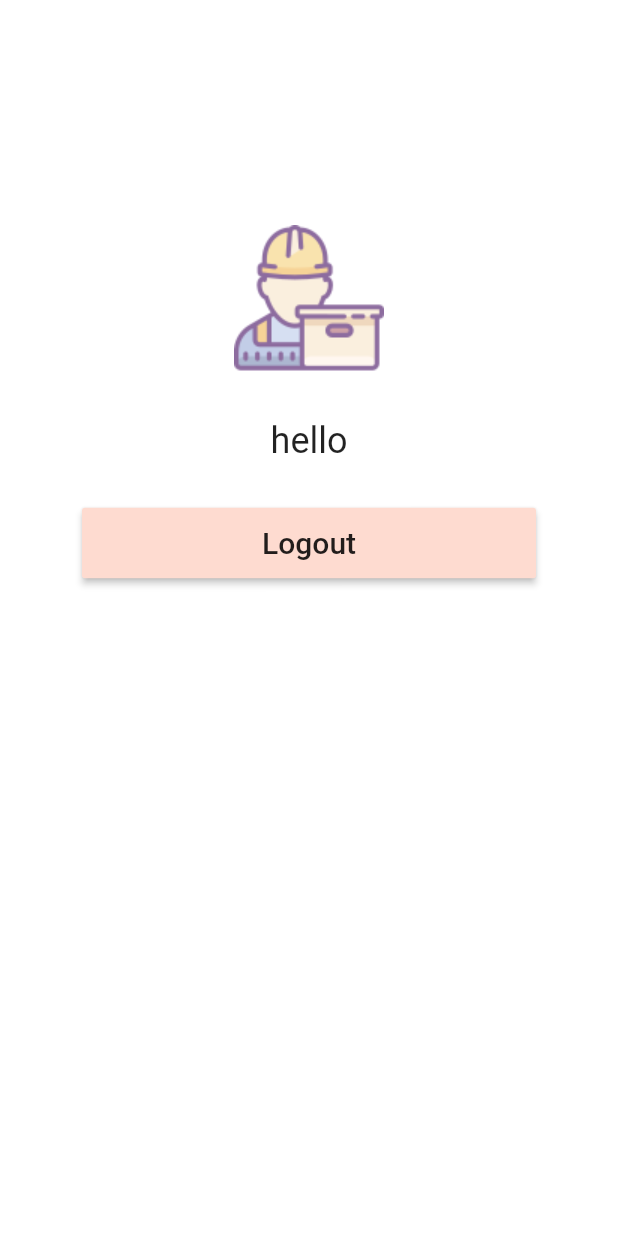
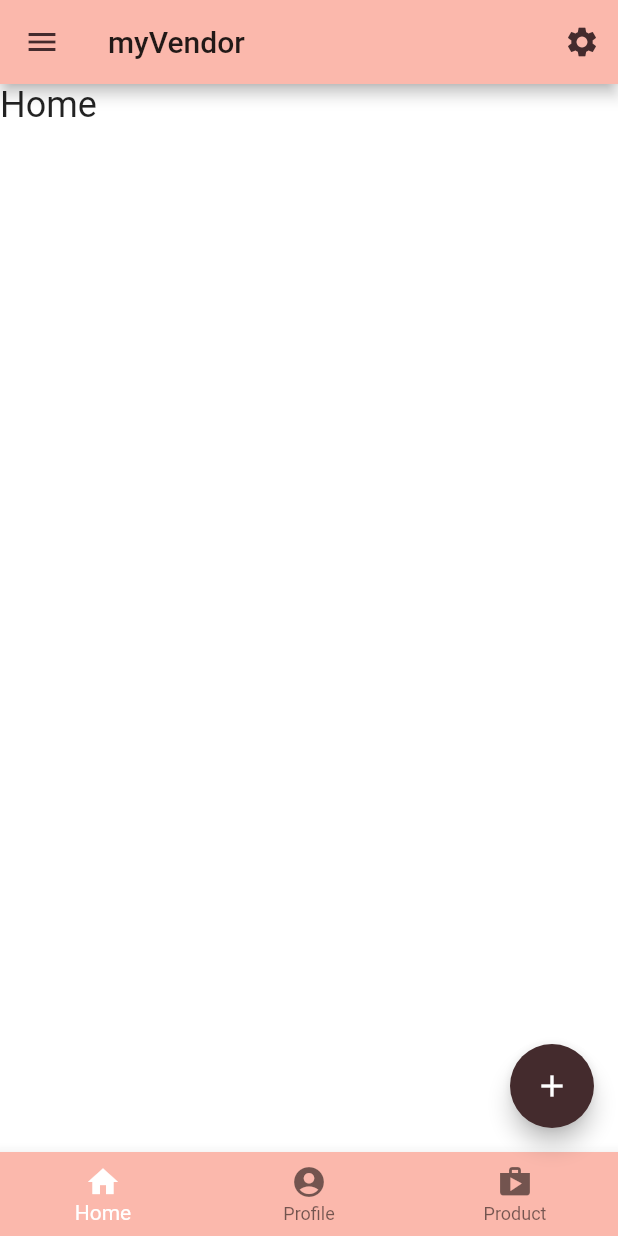
Before and after one commit to verdotte/my-vendor, a Flutter app: the Home screen opened by its route, on a phone screen of 412 x 824 dp. Run offline on Flutter 3.47's test engine with Material 2 defaults, Android fonts, the phone set to English and light mode, and no system bars; our stand-ins replace cloud_firestore, firebase_auth, firebase_storage, fluttertoast, image_picker; accounts and stored records are empty; network calls fail.

Commit message:
Add product page implementation

```diff
--- a/lib/component/colors.dart
+++ b/lib/component/colors.dart
@@ -1,7 +1,7 @@
 import 'package:flutter/material.dart';
 import 'package:fluttertoast/fluttertoast.dart';
 
-const mSellerPink50 = const Color(0xFFFEEAE6);
+const mSeller50 = const Color(0xFFFEEAE6);
 const mSeller100 = const Color(0xFFFEDBD0);
 const mSeller300 = const Color(0xFFFBB8AC);
 const mSeller400 = const Color(0xFFEAA4A4);
@@ -13,12 +13,25 @@ const mSellerErrorRed = const Color(0xFFC5032B);
 const mSellerSurfaceWhite = const Color(0xFFFFFBFA);
 const mSellerBackgroundWhite = Colors.white;
 
+Color color1 = _colorFromHex("#009EFA");
+
+Color _colorFromHex(String hexColor) {
+  final hexCode = hexColor.replaceAll('#', '');
+  return Color(int.parse('FF$hexCode', radix: 16));
+}
+
 const linkStyle = TextStyle(
   color: mSeller400,
   fontWeight: FontWeight.bold,
   decoration: TextDecoration.underline,
   fontFamily: 'Poppin',
   fontSize: 17.0,
+);
+
+const menuStyle = TextStyle(
+  fontWeight: FontWeight.bold,
+  fontFamily: 'Poppin',
+  fontSize: 16.0,
 );
 
 const progressIndicator = CircularProgressIndicator(
--- a/lib/screen/home.dart
+++ b/lib/screen/home.dart
@@ -1,7 +1,13 @@
 import 'package:flutter/material.dart';
 import 'package:provider/provider.dart';
+import 'package:vendor/component/colors.dart';
 import 'package:vendor/service/authService.dart';
 import 'package:vendor/screen/login.dart';
+import 'package:vendor/screen/productPage.dart';
+import 'package:vendor/screen/profilePage.dart';
+import 'package:vendor/screen/homePage.dart';
+
+enum menuItem { about, logout }
 
 class Home extends StatefulWidget {
   @override
@@ -9,38 +15,84 @@ class Home extends StatefulWidget {
 }
 
 class _HomeState extends State<Home> {
+  int _selectedPage = 0;
+  final List<Widget> pages = [HomePage(), ProfilePage(), ProductPage()];
+  void onItemTap(int index) {
+    setState(() {
+      _selectedPage = index;
+    });
+  }
+
   @override
   Widget build(BuildContext context) {
     var authService = Provider.of<AuthService>(context);
     bool login = authService.user != null;
     if(!login) return Login();
+
     return Scaffold(
-      body: SafeArea(
-        child: Container(
-          child: Center(
-            child: Column(
-              children: <Widget>[
-                SizedBox(height: 150.0),
-                Image.asset('asset/images/supplier.png'),
-                SizedBox(height: 30.0),
-                Text('hello', style: Theme.of(context).textTheme.headline),
-                SizedBox(height: 30.0),
-                RaisedButton(
-                  onPressed: () async{
-                    authService.logout();
-                    Navigator.pushReplacementNamed(context, '/login');
-                  },
-                  child: Text(
-                    'Logout',
-                    style: Theme.of(context).textTheme.title,
-                  ),
-                  padding: EdgeInsets.only(
-                      left: 120.0, right: 120.0, top: 12.0, bottom: 12.0),
-                ),
-              ],
-            ),
+      appBar: AppBar(
+        backgroundColor: mSeller300,
+        leading: Icon(Icons.menu, color: mSeller900),
+        title: Text('myVendor', style: Theme.of(context).textTheme.title),
+        actions: <Widget>[
+          PopupMenuButton<menuItem>(
+              icon: Icon(Icons.settings, color: mSeller900),
+              offset: Offset(0, 100),
+              elevation: 8.0,
+              onSelected: (menuItem menu) {
+                switch (menu) {
+                  case menuItem.about:
+                    Navigator.pushNamed(context, '/add');
+                    break;
+                  case menuItem.logout:
+                    print('logout');
+                    break;
+                }
+              },
+              itemBuilder: (context) => <PopupMenuEntry<menuItem>>[
+                    PopupMenuItem(
+                      child: Text('About',
+                          style: Theme.of(context).textTheme.caption),
+                      value: menuItem.about,
+                    ),
+                    PopupMenuItem(
+                      child: Text('Logout',
+                          style: Theme.of(context).textTheme.caption),
+                      value: menuItem.logout,
+                    )
+                  ])
+        ],
+      ),
+      body: pages[_selectedPage],
+      bottomNavigationBar: BottomNavigationBar(
+        type: BottomNavigationBarType.fixed,
+        items: [
+          BottomNavigationBarItem(
+            icon: Icon(Icons.home),
+            title: Text('Home', style: menuStyle),
           ),
-        ),
+          BottomNavigationBarItem(
+            icon: Icon(Icons.account_circle),
+            title: Text('Profile', style: menuStyle),
+          ),
+          BottomNavigationBarItem(
+            icon: Icon(Icons.shop),
+            title: Text('Product', style: menuStyle),
+          ),
+        ],
+        currentIndex: _selectedPage,
+        backgroundColor: mSeller300,
+        selectedItemColor: mSellerBackgroundWhite,
+        onTap: onItemTap,
+      ),
+      floatingActionButtonLocation: FloatingActionButtonLocation.endFloat,
+      floatingActionButton: FloatingActionButton(
+        backgroundColor: mSeller900,
+        onPressed: () {
+          Navigator.pushReplacementNamed(context, '/add');
+        },
+        tooltip: 'Increment',
+        child: new Icon(Icons.add),
       ),
     );
   }
--- /dev/null
+++ b/lib/screen/homePage.dart
@@ -0,0 +1,22 @@
+import 'package:flutter/material.dart';
+import 'package:provider/provider.dart';
+import 'package:vendor/component/colors.dart';
+
+class HomePage extends StatefulWidget {
+  @override
+  _HomePageState createState() => _HomePageState();
+}
+
+class _HomePageState extends State<HomePage> {
+  @override
+  Widget build(BuildContext context) {
+    return Scaffold(
+      body: Container(
+        child: Text(
+          'Home',
+          style: Theme.of(context).textTheme.headline,
+        ),
+      ),
+    );
+  }
+}
--- a/lib/screen/login.dart
+++ b/lib/screen/login.dart
@@ -46,6 +46,7 @@ class _LoginState extends State<Login> {
                     decoration: InputDecoration(
                       labelText: "Email",
                       border: OutlineInputBorder(),
+                      labelStyle: Theme.of(context).textTheme.caption
                     ),
                     keyboardType: TextInputType.emailAddress,
                     validator: Validation.emailValidate,
@@ -56,6 +57,7 @@ class _LoginState extends State<Login> {
                     decoration: InputDecoration(
                       labelText: "Password",
                       border: OutlineInputBorder(),
+                      labelStyle: Theme.of(context).textTheme.caption
                     ),
                     keyboardType: TextInputType.emailAddress,
                     obscureText: true,
@@ -77,8 +79,7 @@ class _LoginState extends State<Login> {
                     ),
                   ),
                   SizedBox(height: 20.0),
-                  authService.loading
-                      ? progressIndicator :
+                  authService.loading ? progressIndicator :
                   RaisedButton(
                     onPressed: () async{
                       checkField();
--- a/lib/screen/resetPassword.dart
+++ b/lib/screen/resetPassword.dart
@@ -44,6 +44,7 @@ class _ResetPasswordState extends State<ResetPassword> {
                   TextFormField(
                     decoration: InputDecoration(
                       labelText: "Email",
+                      labelStyle: Theme.of(context).textTheme.caption,
                       border: OutlineInputBorder(),
                     ),
                     keyboardType: TextInputType.emailAddress,
--- /dev/null
+++ b/lib/service/productService.dart
@@ -0,0 +1,37 @@
+import 'dart:core';
+import 'dart:io';
+import 'package:flutter/material.dart';
+import 'package:cloud_firestore/cloud_firestore.dart';
+import 'package:firebase_storage/firebase_storage.dart';
+
+class ProductService with ChangeNotifier{
+
+  final Firestore _db = Firestore.instance;
+  final StorageReference _storage = FirebaseStorage.instance.ref();
+  StorageUploadTask uploadTask;
+
+  bool loading = false;
+
+  Future<void> addProduct (File _image, Map<String, dynamic>product) async{
+    String filePath = 'images/${DateTime.now()}';
+    DocumentReference documentReference = _db.collection('products').document(product['uid']);
+
+    try{
+      loading = true;
+      notifyListeners();
+      uploadTask = _storage.child(filePath).putFile(_image);
+      var imageUrl = await (await uploadTask.onComplete).ref.getDownloadURL();
+      documentReference.setData({
+        'prodImage' : imageUrl,
+        'prodPrice' : product['prodPrice'],
+        'prodName' : product['prodName']
+      }, merge: true);
+
+      loading = false;
+      notifyListeners();
+    } catch (err) {
+      print("error is ${err.message}");
+    }
+  }
+
+}
--- a/pubspec.yaml
+++ b/pubspec.yaml
@@ -28,6 +28,8 @@ dependencies:
   provider: ^3.1.0+1
   firebase_core:
   fluttertoast:
+  image_picker: 0.6.0+17
+  firebase_storage: 3.0.4
 
 dev_dependencies:
   flutter_test:
```
Also changed, not shown: lib/app.dart (+11 -5 lines), lib/screen/addProductPage.dart (added, +166 -0 lines), lib/screen/productPage.dart (added, +22 -0 lines), lib/screen/profilePage.dart (added, +22 -0 lines), lib/screen/register.dart (+5 -2 lines), pubspec.lock.
